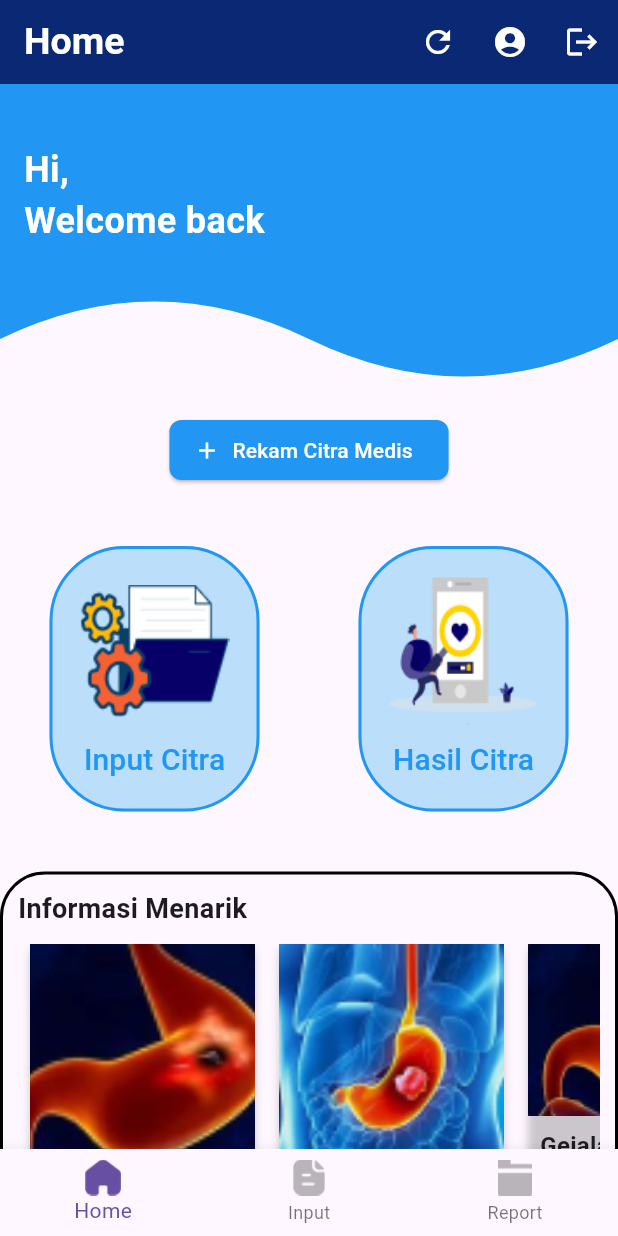
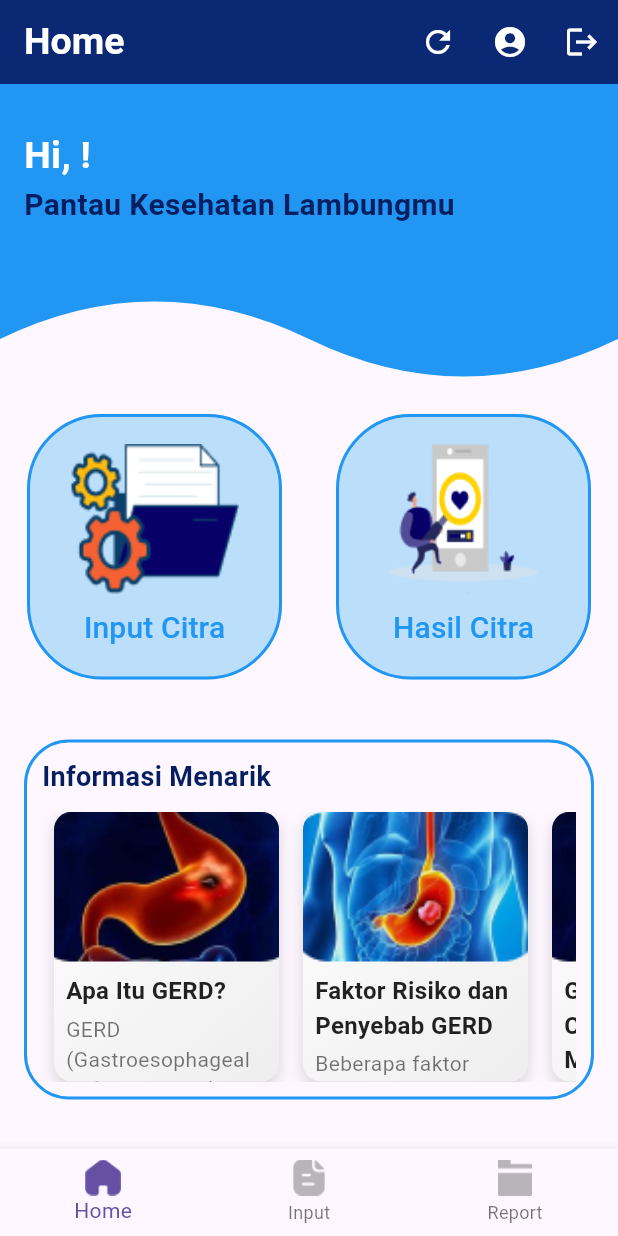
Before and after one commit to fabian4819/PKM-GASTREIT, a Flutter app: the HomeScreen screen opened directly, on a phone screen of 412 x 824 dp. Run offline on Flutter 3.47's test engine with Material 3 defaults, Android fonts, the light colour scheme and no system bars; our stand-ins replace cloud_firestore, firebase_auth, firebase_core, flutter_svg, google_fonts; accounts and stored records are empty; Roboto replaces fonts that are missing (Ubuntu).

Commit message:
function in home and profile & solve UI bug

```diff
--- a/lib/screen/Input_Screen.dart
+++ b/lib/screen/Input_Screen.dart
@@ -30,7 +30,7 @@ class InputScreen extends StatefulWidget {
 }
 
 class _InputScreenState extends State<InputScreen> {
-  int _selectedIndex = 0;
+  int _selectedIndex = 1;
   List<String> _allCollections = [];
   List<String> _filteredCollections = [];
   TextEditingController _searchController = TextEditingController();
--- a/lib/screen/home_screen.dart
+++ b/lib/screen/home_screen.dart
@@ -229,51 +229,51 @@ class _HomeScreenState extends State<HomeScreen> {
               height: 220,
               color: Colors.blue,
               child: Padding(
-                padding: EdgeInsets.fromLTRB(16.0, 40.0, 16.0, 0.0),
+                padding: EdgeInsets.fromLTRB(16.0, 30.0, 16.0, 0.0),
                 child: Align(
                   alignment: Alignment.topLeft,
-                  child: FutureBuilder<String>(
+                  child: Column(
+                  crossAxisAlignment: CrossAxisAlignment.start,
+                  children: [
+                    FutureBuilder<String>(
                       future: _getUserFullName(),
                       builder: (context, snapshot) {
                         if (snapshot.connectionState == ConnectionState.waiting) {
-                        return Text(
-                          'Hi, loading...\nWelcome back',
-                          style: TextStyle(
-                            color: Colors.white,
-                            fontSize: 24,
+                          return Center(child: CircularProgressIndicator());
+                        } else if (snapshot.hasError) {
+                          return Text('Error: ${snapshot.error}',
+                              style: GoogleFonts.ubuntu(
+                                  fontSize: 25,
                                   fontWeight: FontWeight.bold,
-                          ),
-                        );
-                      } else if (snapshot.hasError) {
-                        return Text(
-                          'Hi, User\nWelcome back',
-                          style: TextStyle(
-                            color: Colors.white,
-                            fontSize: 24,
-                            fontWeight: FontWeight.bold,
-                          ),
-                        );
+                                  color: Colors.black));
                         } else if (snapshot.hasData) {
-                        final userName = snapshot.data ?? 'User';
-                        return Text(
-                          'Hi, $userName\nWelcome back',
-                          style: TextStyle(
-                            color: Colors.white,
-                            fontSize: 24,
-                            fontWeight: FontWeight.bold,
+                          return Padding(
+                            padding: EdgeInsets.all(0.0),
+                            child: Text(
+                              'Hi, ${snapshot.data}!',
+                              style: GoogleFonts.ubuntu(
+                                  fontSize: 25,
+                                  fontWeight: FontWeight.w600,
+                                  color: Colors.white),
                             ),
                           );
                         } else {
-                        return Text(
-                          'Hi, User\nWelcome back',
-                          style: TextStyle(
-                            color: Colors.white,
-                            fontSize: 24,
-                            fontWeight: FontWeight.bold,
-                          ),
-                        );
+                          return Text('Hi, User!',
+                              style: GoogleFonts.ubuntu(
+                                  fontSize: 25,
+                                  fontWeight: FontWeight.w600,
+                                  color: Colors.black));
                         }
                       },
+                    ),
+                    Text(
+                      'Pantau Kesehatan Lambungmu',
+                      style: GoogleFonts.ubuntu(
+                          fontSize: 20,
+                          fontWeight: FontWeight.w600,
+                          color: Color(0xFF041E60)),
+                    ),
+                  ],
                 ),
                 ),
               ),
@@ -287,35 +287,13 @@ class _HomeScreenState extends State<HomeScreen> {
                 child: Column(
                   crossAxisAlignment: CrossAxisAlignment.start,
                   children: [
-                    Center(
-                      child: ElevatedButton.icon(
-                        onPressed: () {
-                          Navigator.push(
-                            context,
-                            MaterialPageRoute(
-                              builder: (context) => InputScreen(),
-                            ),
-                          );
-                        },
-                        icon: Icon(Icons.add),
-                        label: Text('Rekam Citra Medis'),
-                        style: ElevatedButton.styleFrom(
-                          foregroundColor: Colors.white,
-                          backgroundColor: Colors.blue,
-                          shape: RoundedRectangleBorder(
-                            borderRadius: BorderRadius.circular(8.0),
-                          ),
-                        ),
-                      ),
-                    ),
-                    SizedBox(height: 40),
                     Row(
                       mainAxisAlignment: MainAxisAlignment.spaceAround,
                       children: [
                         CategoryButton(
                           image: Image.asset(
                             "images/Icon-InputCitra.png",
-                            width: 100,
+                            width: 130,
                             height: 100,
                             fit: BoxFit.contain,
                           ),
@@ -332,7 +310,7 @@ class _HomeScreenState extends State<HomeScreen> {
                         CategoryButton(
                           image: Image.asset(
                             "images/Icon-HasilCitra.png",
-                            width: 100,
+                            width: 130,
                             height: 100,
                             fit: BoxFit.contain,
                           ),
@@ -349,10 +327,13 @@ class _HomeScreenState extends State<HomeScreen> {
                       ],
                     ),
                     SizedBox(height: 40),
-                    Container(
+                    Align(
+  alignment: Alignment.center,
+  child: Container(
+    width: 380, // Set the width of the blue container to 350
     padding: EdgeInsets.all(10),
     decoration: BoxDecoration(
-                        border: Border.all(color: Colors.black, width: 2),
+      border: Border.all(color: Colors.blue, width: 2),
       borderRadius: BorderRadius.circular(30),
     ),
     child: Column(
@@ -362,15 +343,15 @@ class _HomeScreenState extends State<HomeScreen> {
           padding: const EdgeInsets.only(bottom: 10),
           child: Text(
             'Informasi Menarik',
-                              style: TextStyle(
+            style: GoogleFonts.ubuntu(
+              color: Color(0xFF041E60),
               fontSize: 18,
               fontWeight: FontWeight.bold,
             ),
           ),
         ),
         Container(
-                            height:
-                                200, // Set the height for horizontal scroll area
+          height: 180, // Set the height for horizontal scroll area
           child: ListView(
             scrollDirection: Axis.horizontal,
             padding: EdgeInsets.zero,
@@ -382,6 +363,9 @@ class _HomeScreenState extends State<HomeScreen> {
       ],
     ),
   ),
+),
+
+
                   ],
                 ),
               ),
@@ -507,33 +491,68 @@ class InfoCard extends StatelessWidget {
       },
       child: Container(
   width: 150,
+  height: 200,
   margin: EdgeInsets.symmetric(horizontal: 8),
   decoration: BoxDecoration(
-          borderRadius: BorderRadius.circular(10),
+    borderRadius: BorderRadius.circular(12),
     boxShadow: [
-            BoxShadow(color: Colors.black.withOpacity(0.2), blurRadius: 4)
+      BoxShadow(
+        color: Colors.black.withOpacity(0.15),
+        offset: Offset(0, 4),
+        blurRadius: 8,
+      ),
     ],
+    gradient: LinearGradient(
+      colors: [Colors.white, Colors.grey[200]!],
+      begin: Alignment.topLeft,
+      end: Alignment.bottomRight,
     ),
+  ),
+  child: SingleChildScrollView(
     child: Column(
       crossAxisAlignment: CrossAxisAlignment.start,
       children: [
-            Expanded(
+        ClipRRect(
+          borderRadius: BorderRadius.vertical(top: Radius.circular(12)),
+          child: Container(
+            height: 100,
+            width: 600,
             child: Image.asset(
               item.imageUrl,
               fit: BoxFit.cover,
-                width: double.infinity,
+            ),
           ),
         ),
         Padding(
           padding: EdgeInsets.all(8.0),
-              child: Text(
+          child: Column(
+            crossAxisAlignment: CrossAxisAlignment.start,
+            children: [
+              Text(
                 item.title,
-                style: TextStyle(fontSize: 16, fontWeight: FontWeight.bold),
+                style: TextStyle(
+                  fontSize: 16,
+                  fontWeight: FontWeight.bold,
+                  color: Colors.black87,
+                ),
+              ),
+              SizedBox(height: 4),
+              Text(
+                item.description,
+                maxLines: 3,
+                overflow: TextOverflow.ellipsis,
+                style: TextStyle(
+                  fontSize: 14,
+                  color: Colors.black54,
                 ),
               ),
             ],
           ),
         ),
+      ],
+    ),
+  ),
+)
     );
   }
 }
--- a/lib/screen/report_screen.dart
+++ b/lib/screen/report_screen.dart
@@ -13,7 +13,7 @@ class ReportScreen extends StatefulWidget {
 }
 
 class _ReportScreenState extends State<ReportScreen> {
-  int _selectedIndex = 0;
+  int _selectedIndex = 2;
   List<Map<String, dynamic>> reportDataList = [];
   List<String> documentIds = [];
   String computationTime = '';
--- a/pubspec.yaml
+++ b/pubspec.yaml
@@ -9,7 +9,7 @@ environment:
 dependencies:
   flutter:
     sdk: flutter
-  google_fonts: ^6.2.0
+  google_fonts: ^6.2.1
   firebase_core: ^2.24.2
   cloud_firestore: ^4.14.0
   firebase_storage: ^11.6.0
@@ -49,3 +49,5 @@ flutter:
     - images/hasil_black.png
     - images/home_light.png
     - images/input_black.png
+    - images/avatar1.png
+    - images/avatar2.png
```
Also changed, not shown: lib/screen/edit_profile_screen.dart (+29 -25 lines), lib/screen/profile_screen.dart (+37 -9 lines), images/avatar1.png (added), images/avatar2.png (added). Lines whose indentation alone changed are shown as unchanged.
